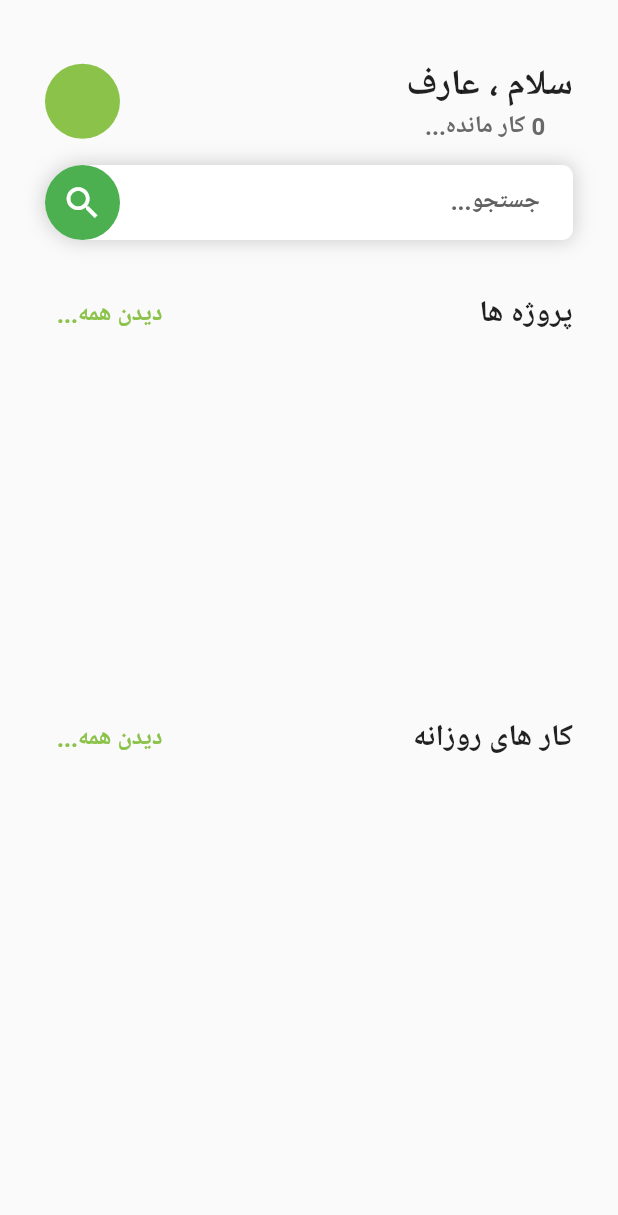
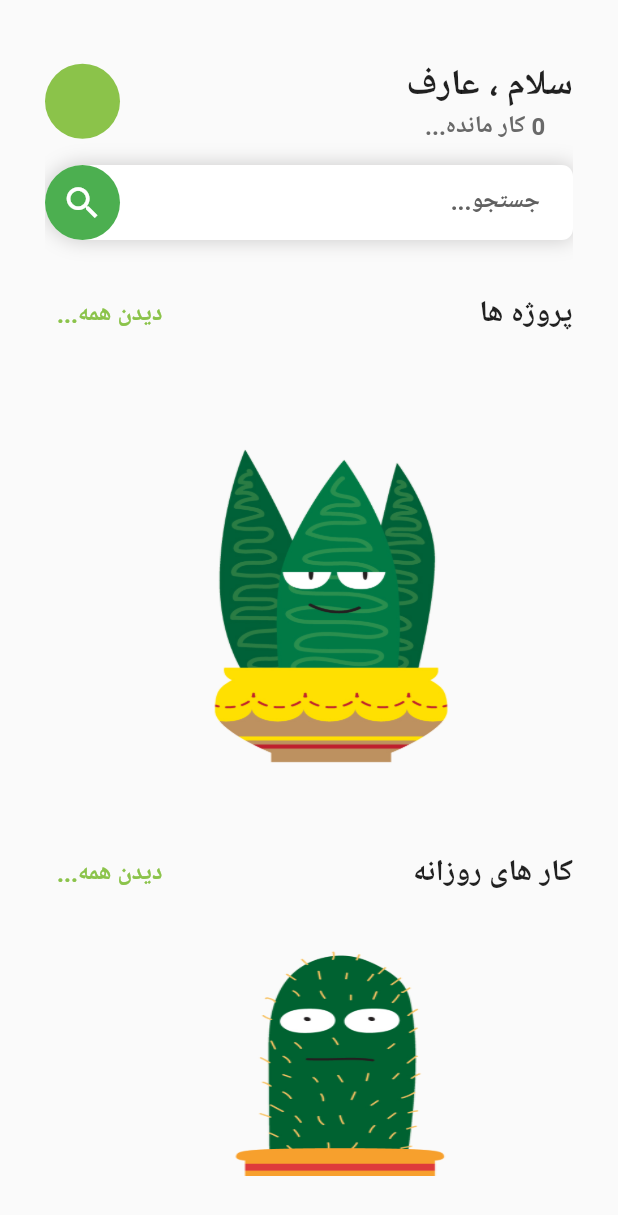
Before and after one commit to triborg34/taskmanagerApp, a Flutter app: the HomeScreen screen opened directly, on a phone screen of 412 x 824 dp. Shown: the top 1215 px of the screen. Run offline on Flutter 3.47's test engine with Material 2 defaults, Android fonts, the light colour scheme and no system bars; our stand-ins replace animated_bottom_navigation_bar, get, hive, hive_flutter, multi_select_flutter, percent_indicator and 2 more; missing offline and left inert: animated_floating_buttons, flutter_walkthrough_screen, persian_datetimepickers; accounts and stored records are empty.

Commit message:
images and somechanges

```diff
--- a/lib/screens/home_screen.dart
+++ b/lib/screens/home_screen.dart
@@ -8,6 +8,7 @@ import 'package:taskmannager/widgets/ListView.dart';
 import 'package:taskmannager/widgets/MyListTilew.dart';
 import 'package:taskmannager/widgets/RowText.dart';
 import 'package:taskmannager/widgets/Searchbar.dart';
+import 'package:taskmannager/widgets/empty.dart';
 
 class HomeScreen extends StatefulWidget {
   const HomeScreen({super.key});
@@ -52,7 +53,14 @@ class _HomeScreenState extends State<HomeScreen> {
                     SizedBox(
                       height: 10,
                     ),
-                    MyCardWidget(),
+                    GetBuilder<TaskAndPRojBox>(builder: (controller){
+                       if(Get.find<TaskAndPRojBox>().projList.isNotEmpty){
+                        return MyCardWidget();
+
+                       }else{
+                        return Empty('assets/images/empty1.png');
+                       }
+                    }),
                     SizedBox(
                       height: 15,
                     ),
@@ -60,10 +68,18 @@ class _HomeScreenState extends State<HomeScreen> {
                     SizedBox(
                       height: 10,
                     ),
-                    for (var i = 0;
-                        i < Get.find<TaskAndPRojBox>().taskList.length;
-                        i++)
-                       MyListTileWidget(i: i)
+                      GetBuilder<TaskAndPRojBox>(builder: (controller){
+                       if(Get.find<TaskAndPRojBox>().taskList.isNotEmpty){
+                        return _MyListTileFunc();
+
+                       }else{
+                        return Empty('assets/images/empty2.png');
+                       }
+                    }),
+
+
+
+
                   ],
                 );
                 },)
@@ -74,3 +90,10 @@ class _HomeScreenState extends State<HomeScreen> {
     );
   }
 }
+
+
+_MyListTileFunc(){
+    for (var i = 0;
+                        i < Get.find<TaskAndPRojBox>().taskList.length;
+                        i++)  return MyListTileWidget(i: i);
+}
--- /dev/null
+++ b/lib/widgets/empty.dart
@@ -0,0 +1,12 @@
+
+
+import 'package:flutter/material.dart';
+
+Widget Empty(String imagepath){
+  return Container(
+    height: 300,
+    width: 300,
+    child: Image.asset(imagepath,fit: BoxFit.fill,),
+  );
+
+}
```
Also changed, not shown: assets/images/empty1.png (added), assets/images/empty2.png (added).
